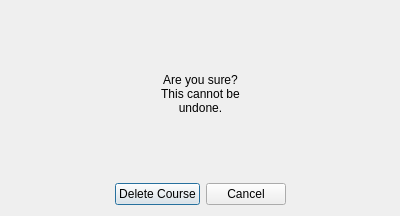
This is src/gui/delete_course_window.ui in tombranfield/spaced_repeating_vocabulary as Qt 5 draws it before an edit. The edited form follows.
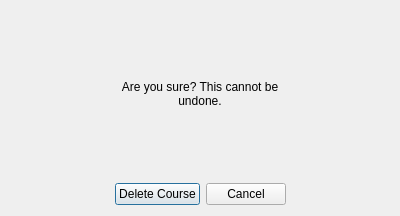
This is the edited form.

Commit message: Updated delete_course_window.ui with the correct title and adjusted the horizontal spacers

The edit to the form file:
```diff
--- a/src/gui/delete_course_window.ui
+++ b/src/gui/delete_course_window.ui
@@ -40,9 +40,12 @@
        <property name="orientation">
         <enum>Qt::Horizontal</enum>
        </property>
+       <property name="sizeType">
+        <enum>QSizePolicy::Preferred</enum>
+       </property>
        <property name="sizeHint" stdset="0">
         <size>
-         <width>40</width>
+         <width>20</width>
          <height>20</height>
         </size>
        </property>
@@ -84,9 +87,12 @@
        <property name="orientation">
         <enum>Qt::Horizontal</enum>
        </property>
+       <property name="sizeType">
+        <enum>QSizePolicy::Preferred</enum>
+       </property>
        <property name="sizeHint" stdset="0">
         <size>
-         <width>40</width>
+         <width>20</width>
          <height>20</height>
         </size>
        </property>
```
Left out of the diff: 2 changed lines with no effect on the pictures.
